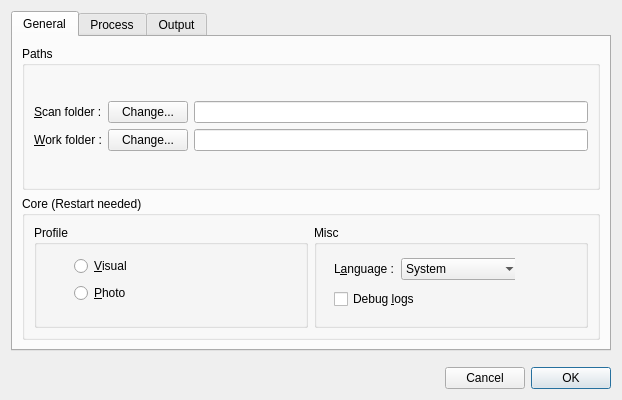
gehelem/als, file src/als/ui/prefs_ui.ui: the form before one commit.
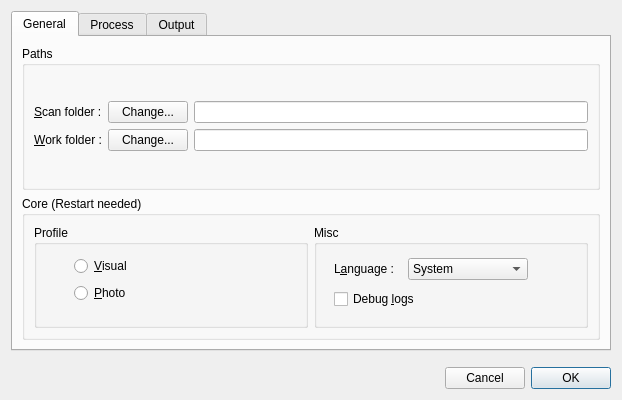
The form after the commit. The open tabs and pages were chosen to show the change.

Commit message:
add reminder when prefs changes require restart
also fixed prefs window key accelerators and tab order

Patch:
```diff
--- a/src/als/ui/prefs_ui.ui
+++ b/src/als/ui/prefs_ui.ui
@@ -114,8 +114,6 @@
          <property name="title">
           <string>Core (Restart needed)</string>
          </property>
-         <layout class="QHBoxLayout" name="horizontalLayout_3">
-          <item>
            <layout class="QHBoxLayout" name="horizontalLayout_2">
             <item>
              <widget class="QGroupBox" name="grp_profile">
@@ -155,12 +153,12 @@
               <property name="title">
                <string>Misc</string>
               </property>
-              <widget class="QWidget" name="">
+            <widget class="QWidget" name="layoutWidget">
                <property name="geometry">
                 <rect>
                  <x>20</x>
                  <y>30</y>
-                 <width>181</width>
+               <width>194</width>
                  <height>57</height>
                 </rect>
                </property>
@@ -223,8 +221,6 @@
              </widget>
             </item>
            </layout>
-          </item>
-         </layout>
         </widget>
        </item>
       </layout>
```
Left out of the diff: 32 changed lines with no effect on the pictures. Lines whose indentation alone changed are shown as unchanged. The commit also changes 4 other files.
